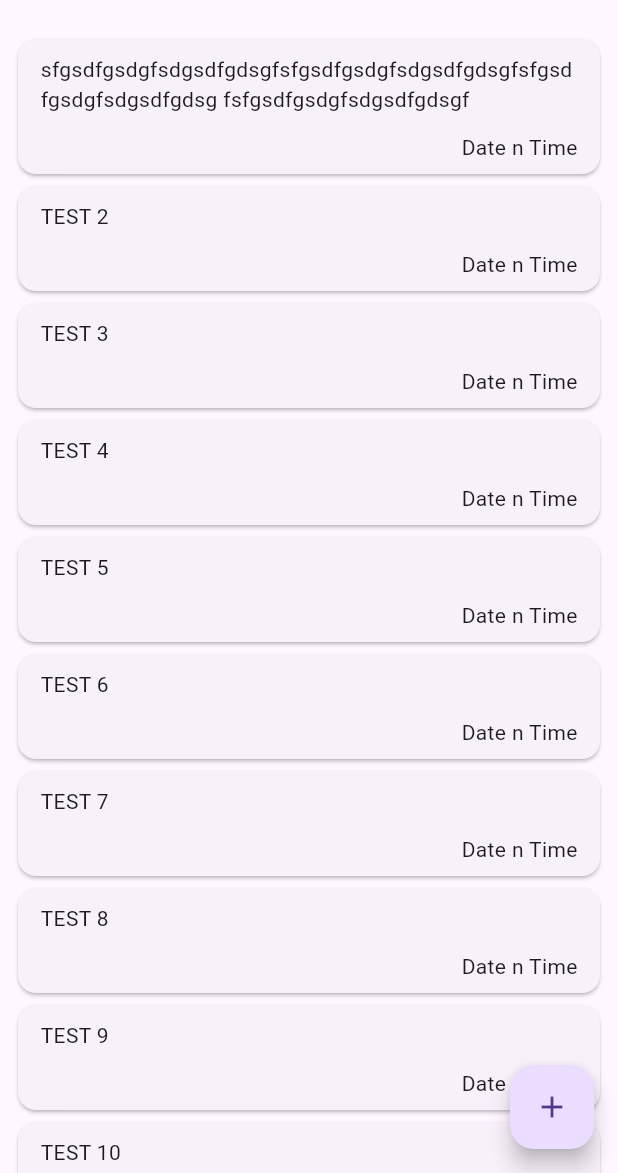
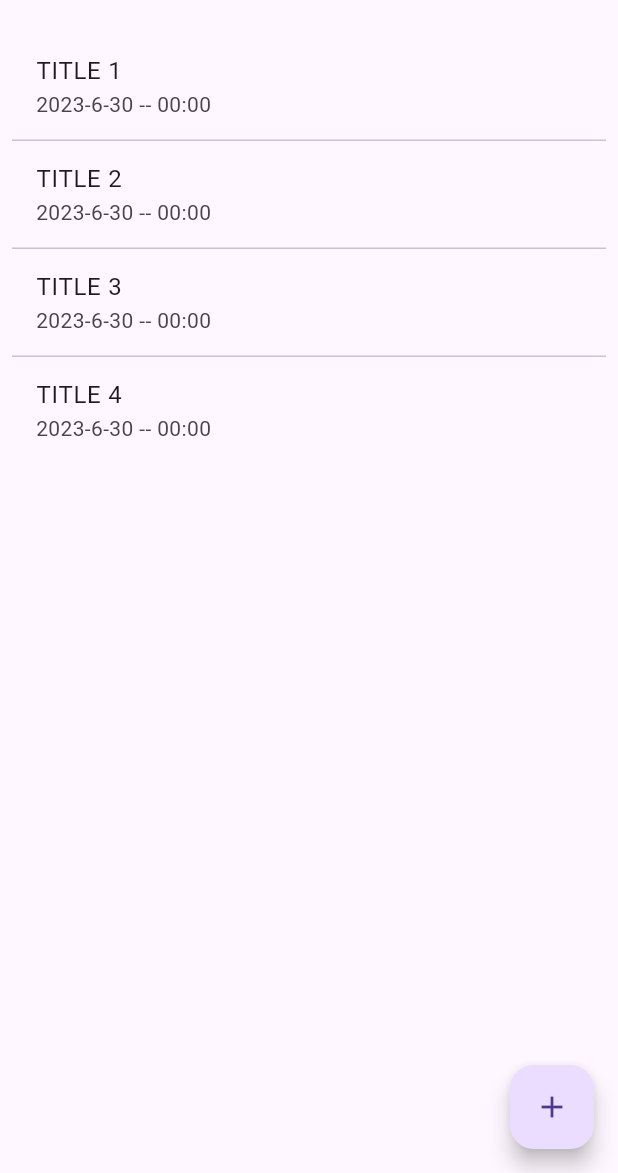
Before and after one commit to idpadt/sda-codes, a Flutter app: the screen it shows after launch, on a phone screen of 412 x 824 dp, the part 63-1236 px from its top. Run offline on Flutter 3.47's test engine with Material 2 defaults, Android fonts, the light colour scheme and no system bars; our stand-ins replace adaptive_breakpoints, firebase_core, firebase_crashlytics, flutter_localized_locales, get_storage, google_fonts and 2 more; missing offline and left inert: <APP_NAME>, dual_screen; accounts and stored records are empty; generated files the repository leaves out were written again.

Commit message:
lil bit more

```diff
--- a/PBP/CATATANKU WEB AND MOBILE/catatanku_mobile/lib/main.dart
+++ b/PBP/CATATANKU WEB AND MOBILE/catatanku_mobile/lib/main.dart
@@ -2,9 +2,12 @@
 
 import 'package:flutter/material.dart';
 import 'package:animations/animations.dart';
-import 'note.dart';
+import 'package:http/http.dart' as http;
+import 'dart:convert';
+//import 'note.dart';
 import 'add_note.dart';
 import 'note_detail.dart';
+import 'notes.dart';
 
 void main() {
   runApp(const Catatanku());
@@ -20,13 +23,15 @@ class Catatanku extends StatelessWidget {
       theme: ThemeData(
         useMaterial3: true,
       ),
+      /*
       initialRoute: '/',
       routes: {
         '/': (context) => const MainPage(),
         '/add_note': (context) => const AddNote(),
         '/note_detail': (context) => const NoteDetail(),
       },
-      //home: MainPage(),
+      */
+      home: MainPage(),
     );
   }
 }
@@ -40,12 +45,54 @@ class MainPage extends StatefulWidget {
 
 class _MainPageState extends State<MainPage> {
 
+/*
+
+  Future<List<Notes>> fetchNotes() async {
+    var url = Uri.parse(
+        'https://123.456.789.000:8000/json/');
+    var response = await http.get(
+        url,
+        headers: {"Content-Type": "application/json"},
+    );
+
+    // melakukan decode response menjadi bentuk json
+    var data = jsonDecode(utf8.decode(response.bodyBytes));
+
+    // melakukan konversi data json menjadi object TransactionRecord
+    List<Notes> listOfNotes = [];
+    for (var d in data) {
+        if (d != null) {
+            listOfNotes.add(Notes.fromJson(d));
+        }
+    }
+    return listOfNotes;
+  }
+
+*/
+  List<Notes> tempList = [Notes(model: 'catatanku.notes', pk:1, fields: Fields(title: 'TITLE 1', description: 'TESTTESTTESTTEST', date: DateTime.now(), time: '00:00')),
+                          Notes(model: 'catatanku.notes', pk:2, fields: Fields(title: 'TITLE 2', description: 'TESTTESTTESTTEST', date: DateTime.now(), time: '00:00')),
+                          Notes(model: 'catatanku.notes', pk:3, fields: Fields(title: 'TITLE 3', description: 'TESTTESTTESTTEST', date: DateTime.now(), time: '00:00')),
+                          Notes(model: 'catatanku.notes', pk:4, fields: Fields(title: 'TITLE 4', description: 'TESTTESTTESTTEST', date: DateTime.now(), time: '00:00')),];
+
+  void addToList(String title, String description){
+    setState(() {
+      int newId = tempList[tempList.length-1].pk + 1;
+      Notes newNote = Notes(model:'catatanku.notes', pk: newId, fields: Fields(title: title, description: description, date: DateTime.now(), time: '00:00'));
+      tempList.add(newNote);
+    });
+  }
+
   @override
   Widget build(BuildContext context) {
     return Scaffold(
       floatingActionButton: FloatingActionButton(
         onPressed: (){
-          Navigator.pushNamed(context, '/add_note');
+          Navigator.push(
+            context,
+            MaterialPageRoute(
+              builder: (context) => AddNote(function: addToList),
+            )
+          );
         },
         child: Icon(Icons.add),
       ),
@@ -54,25 +101,58 @@ class _MainPageState extends State<MainPage> {
         centerTitle: true,
       ),
       body: Center(
-        child: ListView.builder(
+        child: ListView.separated(
           padding: const EdgeInsets.all(8),
-          itemCount: templateNotes.length,
+          itemCount: tempList.length,
           itemBuilder: (BuildContext context, int index) {
             return NoteCard(
-              note: templateNotes[index],
+              notes: tempList[index],
               onTap: (){
                 Navigator.pushNamed(context, '/note_detail');
               },
             );
           },
-
-          //separatorBuilder: (BuildContext context, int index) => const Divider(),
+          separatorBuilder: (BuildContext context, int index) => const Divider(height: 0,),
         ),
       ),
+/*       FutureBuilder(
+        future: fetchNotes(),
+        builder: (context, AsyncSnapshot snapshot) {
+                if (snapshot.data == null) {
+                    return const Center(child: CircularProgressIndicator());
+                } else {
+                    if (!snapshot.hasData) {
+                      return Column(
+                          children:  [
+                          Text(
+                              "No notes found.",
+                              style:
+                                  TextStyle(color: Color(0xff59A5D8), fontSize: 20),
+                          ),
+                          SizedBox(height: 8),
+                          ],
+                      );
+                    } else {
+                        return ListView.separated(
+                          separatorBuilder: (BuildContext context, int index) => const Divider(height: 0,),
+                          itemCount: snapshot.data!.length,
+                          itemBuilder: (_, index){
+                            return NoteCard(
+                              notes: snapshot.data![index],
+                              onTap: (){
+                                Navigator.pushNamed(context, '/note_detail');
+                              },
+                            );
+                          }
+                        );
+                    }
+                }
+            },
+      ) */
     );
   }
 }
-
+/*
 List<Note> templateNotes = [Note(title: "sfgsdfgsdgfsdgsdfgdsgfsfgsdfgsdgfsdgsdfgdsgfsfgsdfgsdgfsdgsdfgdsg fsfgsdfgsdgfsdgsdfgdsgf", description: "DETAILSSSS"),
                             Note(title: "TEST 2", description: "DETAILSSSS"),
                             Note(title: "TEST 3", description: "DETAILSSSS"),
@@ -94,13 +174,12 @@ List<Note> templateNotes = [Note(title: "sfgsdfgsdgfsdgsdfgdsgfsfgsdfgsdgfsdgsdf
                             Note(title: "TEST 19", description: "DETAILSSSS"),
                             Note(title: "BOTTOM", description: "DETAILSSSS"),
                             ];
-
-List<Note> listOfNotes = [];
+*/
 
 class NoteCard extends StatefulWidget {
-  NoteCard({super.key, required this.note, required this.onTap});
+  NoteCard({super.key, required this.notes, required this.onTap});
 
-  Note note;
+  Notes notes;
   final GestureTapCallback? onTap;
 
   @override
@@ -112,12 +191,16 @@ class _NoteCardState extends State<NoteCard> {
   @override
   Widget build(BuildContext context) {
 
-    String? title = widget.note.title;
-    String? description = widget.note.description;
+    String? title = widget.notes.fields.title;
+    String? description = widget.notes.fields.description;
+    DateTime? date = widget.notes.fields.date;
+    var year = date.year.toString();
+    var month = date.month.toString();
+    var day = date.day.toString();
+    String? time = widget.notes.fields.time;
     //final GestureTapCallback? onTap;
 
-
-    return Center(
+    /* return Center(
       child: Card(
         // clipBehavior is necessary because, without it, the InkWell's animation
         // will extend beyond the rounded edges of the [Card] (see https://github.com/flutter/flutter/issues/109776)
@@ -151,6 +234,12 @@ class _NoteCardState extends State<NoteCard> {
           ),
         ),
       ),
+    ); */
+    return ListTile(
+      title:Text(title),
+      subtitle: Text("$year-$month-$day -- $time"),
+      enabled: true,
+      onTap: widget.onTap,
     );
   }
 }
--- /dev/null
+++ b/PBP/CATATANKU WEB AND MOBILE/catatanku_mobile/lib/notes.dart
@@ -0,0 +1,61 @@
+// To parse this JSON data, do
+//
+//     final notes = notesFromJson(jsonString);
+
+import 'dart:convert';
+
+Notes notesFromJson(String str) => Notes.fromJson(json.decode(str));
+
+String notesToJson(Notes data) => json.encode(data.toJson());
+
+class Notes {
+    String model;
+    int pk;
+    Fields fields;
+
+    Notes({
+        required this.model,
+        required this.pk,
+        required this.fields,
+    });
+
+    factory Notes.fromJson(Map<String, dynamic> json) => Notes(
+        model: json["model"],
+        pk: json["pk"],
+        fields: Fields.fromJson(json["fields"]),
+    );
+
+    Map<String, dynamic> toJson() => {
+        "model": model,
+        "pk": pk,
+        "fields": fields.toJson(),
+    };
+}
+
+class Fields {
+    String title;
+    String description;
+    DateTime date;
+    String time;
+
+    Fields({
+        required this.title,
+        required this.description,
+        required this.date,
+        required this.time,
+    });
+
+    factory Fields.fromJson(Map<String, dynamic> json) => Fields(
+        title: json["title"],
+        description: json["description"],
+        date: DateTime.parse(json["date"]),
+        time: json["time"],
+    );
+
+    Map<String, dynamic> toJson() => {
+        "title": title,
+        "description": description,
+        "date": "${date.year.toString().padLeft(4, '0')}-${date.month.toString().padLeft(2, '0')}-${date.day.toString().padLeft(2, '0')}",
+        "time": time,
+    };
+}
--- a/PBP/CATATANKU WEB AND MOBILE/catatanku_mobile/pubspec.yaml
+++ b/PBP/CATATANKU WEB AND MOBILE/catatanku_mobile/pubspec.yaml
@@ -36,6 +36,7 @@ dependencies:
   # Use with the CupertinoIcons class for iOS style icons.
   cupertino_icons: ^1.0.2
   animations: ^2.0.7
+  http: ^1.1.0
 
 dev_dependencies:
   flutter_test:
```
Also changed, not shown: PBP/CATATANKU WEB AND MOBILE/catatanku_mobile/lib/add_note.dart (+56 -9 lines), PBP/CATATANKU WEB AND MOBILE/catatanku_mobile/lib/example.dart (added, +222 -0 lines), PBP/CATATANKU WEB AND MOBILE/catatanku_mobile/pubspec.lock, 3 other files.
